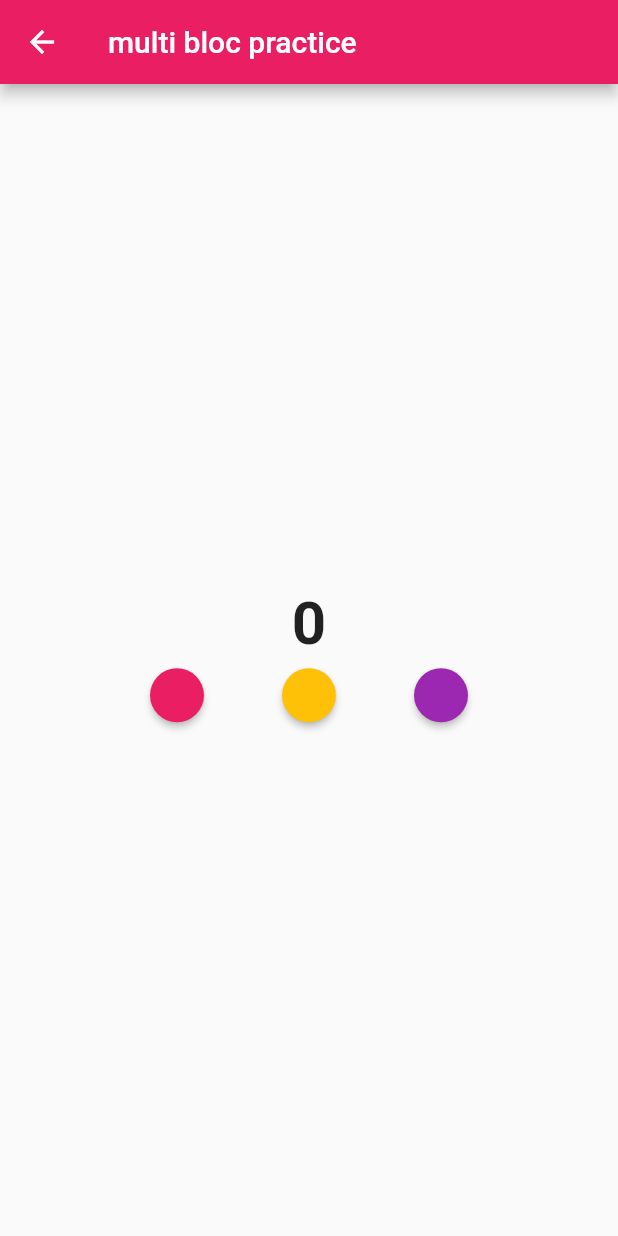
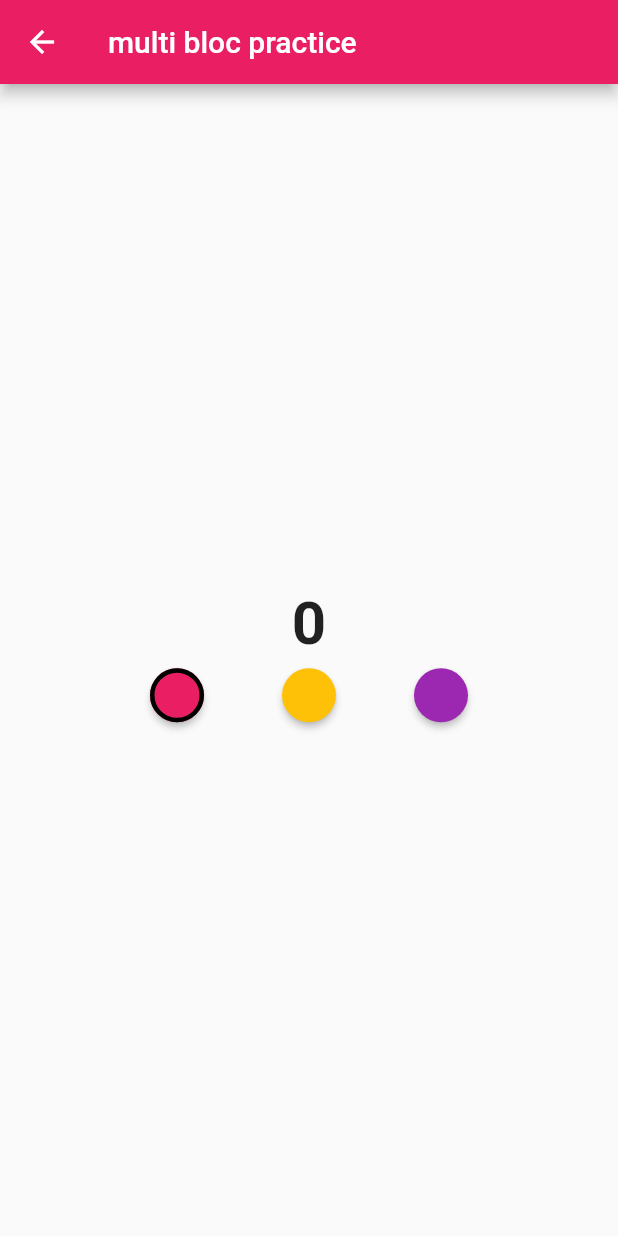
Before and after one commit to nferdazel/multi_bloc_practice, a Flutter app: the screen it shows after launch, after a tap on "Click to Change", on a phone screen of 412 x 824 dp. Run offline on Flutter 3.47's test engine with Material 2 defaults, Android fonts, the phone set to English and light mode, and no system bars; our stand-ins replace flutter_bloc.

Commit message:
feat(second_page): multi bloc and active button border applied

```diff
--- a/lib/ui/second_page.dart
+++ b/lib/ui/second_page.dart
@@ -1,18 +1,24 @@
 import 'package:flutter/material.dart';
+import 'package:flutter_bloc/flutter_bloc.dart';
+import 'package:multi_bloc/bloc/color_bloc.dart';
+import 'package:multi_bloc/bloc/counter_bloc.dart';
 import 'package:multi_bloc/ui/draft_page.dart';
 
 class SecondPage extends StatelessWidget {
   @override
   Widget build(BuildContext context) {
-    return DraftPage(
-      backgroundColor: Colors.pink,
+    return BlocBuilder<ColorBloc, Color>(
+      builder: (context, color) => DraftPage(
+        backgroundColor: color,
         body: Center(
           child: Column(
             mainAxisSize: MainAxisSize.min,
             children: [
-            Text(
-              '0',
+              BlocBuilder<CounterBloc, int>(
+                builder: (context, number) => Text(
+                  number.toString(),
                   style: TextStyle(fontSize: 40, fontWeight: FontWeight.bold),
+                ),
               ),
               Row(
                 mainAxisAlignment: MainAxisAlignment.center,
@@ -20,23 +26,33 @@ class SecondPage extends StatelessWidget {
                   RaisedButton(
                     onPressed: () {},
                     color: Colors.pink,
-                  shape: CircleBorder(),
+                    shape: (color == Colors.pink)
+                        ? CircleBorder(
+                            side: BorderSide(color: Colors.black, width: 3))
+                        : CircleBorder(),
                   ),
                   RaisedButton(
                     onPressed: () {},
                     color: Colors.amber,
-                  shape: CircleBorder(),
+                    shape: (color == Colors.amber)
+                        ? CircleBorder(
+                            side: BorderSide(color: Colors.black, width: 3))
+                        : CircleBorder(),
                   ),
                   RaisedButton(
                     onPressed: () {},
                     color: Colors.purple,
-                  shape: CircleBorder(),
+                    shape: (color == Colors.purple)
+                        ? CircleBorder(
+                            side: BorderSide(color: Colors.black, width: 3))
+                        : CircleBorder(),
                   ),
                 ],
               ),
             ],
           ),
         ),
+      ),
     );
   }
 }
```
Lines whose indentation alone changed are shown as unchanged.
